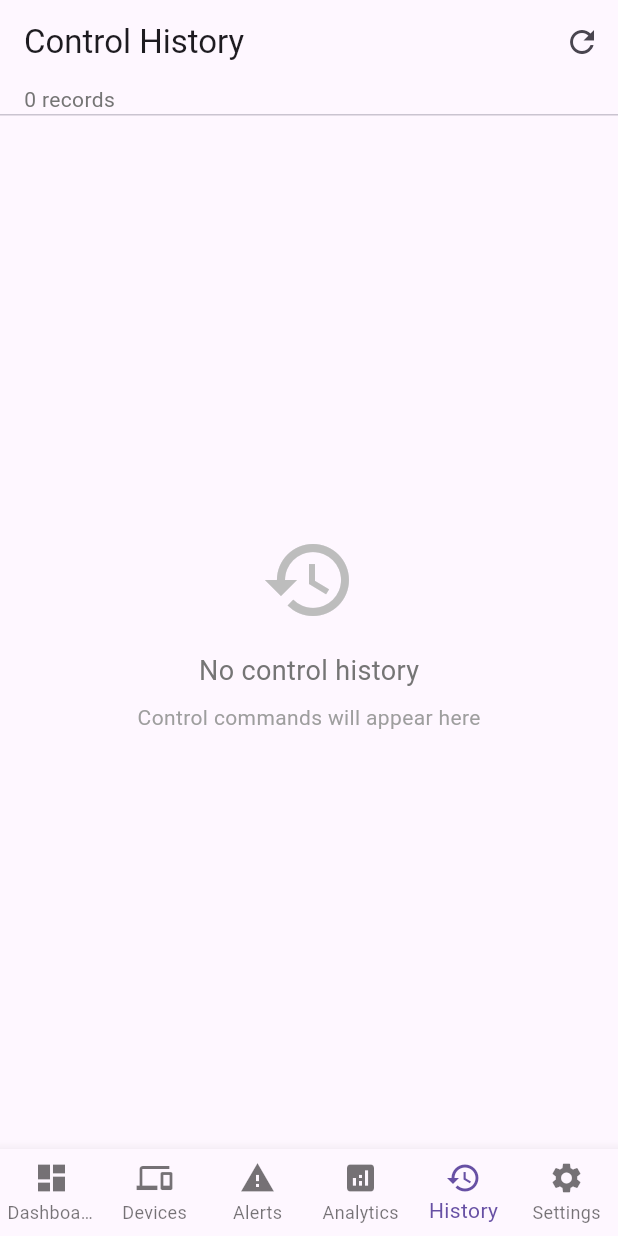
After one commit to KimTuyen2505/Bai-tap-tong-hop, a Flutter app: the HistoryScreen screen opened by its route, on a phone screen of 412 x 824 dp. The commit adds this screen. Run offline on Flutter 3.47's test engine with Material 3 defaults, Android fonts, the phone set to English and light mode, and no system bars; our stand-ins replace fl_chart, flutter_local_notifications, flutter_riverpod, go_router, share_plus, shared_preferences and 1 more; missing offline and left inert: dart:html, mqtt_client; accounts and stored records are empty; network calls fail.

Commit message:
connect database

```diff
--- a/lib/core/env.dart
+++ b/lib/core/env.dart
@@ -9,6 +9,18 @@ class Env {
   static const String wsHost = 'localhost';
   static const int wsPort = 3002;
 
+  // Database API (HTTP backend server)
+  static const String apiHost = '172.20.10.4';
+  static const int apiPort = 8000;
+  static String get apiBaseUrl => 'http://$apiHost:$apiPort';
+
+  // Database credentials (used by backend server, not Flutter app)
+  static const String dbHost = '172.20.10.4';
+  static const int dbPort = 5432;
+  static const String dbName = 'iot_classroom';
+  static const String dbUser = 'postgres';
+  static const String dbPassword = '1';
+
   // Nếu cần giữ nguyên URL đầy đủ
   static String get mqttWsUrl => 'ws://$mqttHost:$mqttPort';
   static String get wsMockUrl => 'ws://$wsHost:$wsPort';
--- /dev/null
+++ b/lib/models/control_history.dart
@@ -0,0 +1,51 @@
+import 'package:meta/meta.dart';
+
+@immutable
+class ControlHistory {
+  final int id;
+  final String deviceId;
+  final String command;
+  final DateTime timestamp;
+  final bool success;
+
+  const ControlHistory({
+    required this.id,
+    required this.deviceId,
+    required this.command,
+    required this.timestamp,
+    required this.success,
+  });
+
+  factory ControlHistory.fromJson(Map<String, dynamic> json) {
+    return ControlHistory(
+      id: json['id'] as int,
+      deviceId: json['device_id'] as String,
+      command: json['command'] as String,
+      timestamp: DateTime.parse(json['timestamp'] as String),
+      success: json['success'] as bool,
+    );
+  }
+
+  Map<String, dynamic> toJson() => {
+        'id': id,
+        'device_id': deviceId,
+        'command': command,
+        'timestamp': timestamp.toIso8601String(),
+        'success': success,
+      };
+
+  String get commandDisplay {
+    switch (command) {
+      case 'LED_ON':
+        return 'LED Turned ON';
+      case 'LED_OFF':
+        return 'LED Turned OFF';
+      case 'MOTOR_ON':
+        return 'Motor Turned ON';
+      case 'MOTOR_OFF':
+        return 'Motor Turned OFF';
+      default:
+        return command;
+    }
+  }
+}
--- a/lib/routing/app_router.dart
+++ b/lib/routing/app_router.dart
@@ -1,17 +1,19 @@
 import 'package:go_router/go_router.dart';
-import 'package:flutter/material.dart';
-
 import '../screens/dashboard_screen.dart';
 import '../screens/devices_screen.dart';
 import '../screens/alerts_screen.dart';
+import '../screens/analytics_screen.dart';
 import '../screens/settings_screen.dart';
-import '../screens/analytics_screen.dart';
+import '../screens/history_screen.dart';
 import '../widgets/scaffold_with_bottom_nav.dart';
 
 final appRouter = GoRouter(
+  initialLocation: '/',
   routes: [
     ShellRoute(
-      builder: (context, state, child) => ScaffoldWithBottomNavBar(child: child),
+      builder: (context, state, child) {
+        return ScaffoldWithBottomNavBar(child: child);
+      },
       routes: [
         GoRoute(
           path: '/',
@@ -30,6 +32,10 @@ final appRouter = GoRouter(
           builder: (context, state) => const AnalyticsScreen(),
         ),
         GoRoute(
+          path: '/history',
+          builder: (context, state) => const HistoryScreen(),
+        ),
+        GoRoute(
           path: '/settings',
           builder: (context, state) => const SettingsScreen(),
         ),
--- /dev/null
+++ b/lib/screens/history_screen.dart
@@ -0,0 +1,276 @@
+import 'package:flutter/material.dart';
+import 'package:flutter_riverpod/flutter_riverpod.dart';
+import '../services/database_service.dart';
+import '../models/control_history.dart';
+import '../providers/device_provider.dart';
+import 'package:intl/intl.dart';
+
+class HistoryScreen extends ConsumerStatefulWidget {
+  const HistoryScreen({super.key});
+
+  @override
+  ConsumerState<HistoryScreen> createState() => _HistoryScreenState();
+}
+
+class _HistoryScreenState extends ConsumerState<HistoryScreen> {
+  String? _selectedDevice;
+  List<ControlHistory> _history = [];
+  bool _isLoading = false;
+
+  @override
+  void initState() {
+    super.initState();
+    _loadHistory();
+  }
+
+  Future<void> _loadHistory() async {
+    setState(() => _isLoading = true);
+
+    try {
+      final history = await DatabaseService.getControlHistory(
+        deviceId: _selectedDevice,
+        limit: 100,
+      );
+
+      setState(() {
+        _history = history;
+        _isLoading = false;
+      });
+    } catch (e) {
+      print('Error loading history: $e');
+      setState(() => _isLoading = false);
+    }
+  }
+
+  @override
+  Widget build(BuildContext context) {
+    final devices = ref.watch(devicesProvider);
+
+    return Scaffold(
+      appBar: AppBar(
+        title: const Text('Control History'),
+        automaticallyImplyLeading: false,
+        actions: [
+          IconButton(
+            icon: const Icon(Icons.refresh),
+            onPressed: _loadHistory,
+            tooltip: 'Refresh',
+          ),
+          if (_history.isNotEmpty)
+            IconButton(
+              icon: const Icon(Icons.delete_outline),
+              onPressed: _showClearDialog,
+              tooltip: 'Clear History',
+            ),
+        ],
+      ),
+      body: Column(
+        children: [
+          if (devices.isNotEmpty)
+            Container(
+              padding: const EdgeInsets.all(16),
+              child: Row(
+                children: [
+                  Expanded(
+                    child: DropdownButtonFormField<String?>(
+                      decoration: const InputDecoration(
+                        labelText: 'Filter by Device',
+                        border: OutlineInputBorder(),
+                        contentPadding: EdgeInsets.symmetric(horizontal: 12, vertical: 8),
+                      ),
+                      value: _selectedDevice,
+                      items: [
+                        const DropdownMenuItem(
+                          value: null,
+                          child: Text('All Devices'),
+                        ),
+                        ...devices.map((device) => DropdownMenuItem(
+                              value: device,
+                              child: Text(device),
+                            )),
+                      ],
+                      onChanged: (value) {
+                        setState(() => _selectedDevice = value);
+                        _loadHistory();
+                      },
+                    ),
+                  ),
+                ],
+              ),
+            ),
+
+          Padding(
+            padding: const EdgeInsets.symmetric(horizontal: 16),
+            child: Row(
+              mainAxisAlignment: MainAxisAlignment.spaceBetween,
+              children: [
+                Text(
+                  '${_history.length} records',
+                  style: TextStyle(
+                    color: Colors.grey[600],
+                    fontSize: 14,
+                  ),
+                ),
+                if (_selectedDevice != null)
+                  TextButton.icon(
+                    onPressed: () {
+                      setState(() => _selectedDevice = null);
+                      _loadHistory();
+                    },
+                    icon: const Icon(Icons.clear, size: 16),
+                    label: const Text('Clear Filter'),
+                  ),
+              ],
+            ),
+          ),
+
+          const Divider(height: 1),
+
+          Expanded(
+            child: _isLoading
+                ? const Center(child: CircularProgressIndicator())
+                : _history.isEmpty
+                    ? Center(
+                        child: Column(
+                          mainAxisAlignment: MainAxisAlignment.center,
+                          children: [
+                            Icon(
+                              Icons.history,
+                              size: 64,
+                              color: Colors.grey[400],
+                            ),
+                            const SizedBox(height: 16),
+                            Text(
+                              'No control history',
+                              style: TextStyle(
+                                fontSize: 18,
+                                color: Colors.grey[600],
+                              ),
+                            ),
+                            const SizedBox(height: 8),
+                            Text(
+                              'Control commands will appear here',
+                              style: TextStyle(
+                                fontSize: 14,
+                                color: Colors.grey[500],
+                              ),
+                            ),
+                          ],
+                        ),
+                      )
+                    : ListView.builder(
+                        padding: const EdgeInsets.all(16),
+                        itemCount: _history.length,
+                        itemBuilder: (context, index) {
+                          final item = _history[index];
+                          return _buildHistoryCard(item);
+                        },
+                      ),
+          ),
+        ],
+      ),
+    );
+  }
+
+  Widget _buildHistoryCard(ControlHistory item) {
+    final dateFormat = DateFormat('MMM dd, yyyy HH:mm:ss');
+
+    IconData icon;
+    Color iconColor;
+
+    if (item.command.contains('LED')) {
+      icon = Icons.lightbulb;
+      iconColor = item.command == 'LED_ON' ? Colors.amber : Colors.grey;
+    } else if (item.command.contains('MOTOR')) {
+      icon = Icons.settings;
+      iconColor = item.command == 'MOTOR_ON' ? Colors.blue : Colors.grey;
+    } else {
+      icon = Icons.power_settings_new;
+      iconColor = Colors.grey;
+    }
+
+    return Card(
+      margin: const EdgeInsets.only(bottom: 8),
+      child: ListTile(
+        leading: CircleAvatar(
+          backgroundColor: iconColor.withOpacity(0.2),
+          child: Icon(icon, color: iconColor),
+        ),
+        title: Text(
+          item.commandDisplay,
+          style: const TextStyle(
+            fontWeight: FontWeight.w600,
+            fontSize: 16,
+          ),
+        ),
+        subtitle: Column(
+          crossAxisAlignment: CrossAxisAlignment.start,
+          children: [
+            const SizedBox(height: 4),
+            Row(
+              children: [
+                Icon(Icons.devices, size: 14, color: Colors.grey[600]),
+                const SizedBox(width: 4),
+                Text(
+                  item.deviceId,
+                  style: TextStyle(color: Colors.grey[600]),
+                ),
+              ],
+            ),
+            const SizedBox(height: 2),
+            Row(
+              children: [
+                Icon(Icons.access_time, size: 14, color: Colors.grey[600]),
+                const SizedBox(width: 4),
+                Text(
+                  dateFormat.format(item.timestamp),
+                  style: TextStyle(color: Colors.grey[600], fontSize: 12),
+                ),
+              ],
+            ),
+          ],
+        ),
+        trailing: item.success
+            ? const Icon(Icons.check_circle, color: Colors.green, size: 20)
+            : const Icon(Icons.error, color: Colors.red, size: 20),
+      ),
+    );
+  }
+
+  void _showClearDialog() {
+    showDialog(
+      context: context,
+      builder: (context) => AlertDialog(
+        title: const Text('Clear History'),
+        content: Text(
+          _selectedDevice != null
+              ? 'Clear all history for $_selectedDevice?'
+              : 'Clear all control history?',
+        ),
+        actions: [
+          TextButton(
+            onPressed: () => Navigator.pop(context),
+            child: const Text('Cancel'),
+          ),
+          TextButton(
+            onPressed: () async {
+              Navigator.pop(context);
+              await DatabaseService.clearHistory(deviceId: _selectedDevice);
+              _loadHistory();
+
+              if (mounted) {
+                ScaffoldMessenger.of(context).showSnackBar(
+                  const SnackBar(
+                    content: Text('History cleared'),
+                    backgroundColor: Colors.green,
+                  ),
+                );
+              }
+            },
+            child: const Text('Clear', style: TextStyle(color: Colors.red)),
+          ),
+        ],
+      ),
+    );
+  }
+}
--- /dev/null
+++ b/lib/services/database_service.dart
@@ -0,0 +1,126 @@
+import 'package:flutter/foundation.dart' show kIsWeb;
+import 'dart:convert';
+import 'package:http/http.dart' as http;
+import '../core/env.dart';
+import '../models/control_history.dart';
+
+class DatabaseService {
+  static bool _isInitialized = false;
+
+  static Future<void> initialize() async {
+    if (_isInitialized) return;
+
+    try {
+      print('[v0] Initializing database service...');
+
+      if (kIsWeb) {
+        print('[v0] Running on web - using HTTP API for database access');
+        // For web, we'll use HTTP API calls to a backend server
+        // The backend server will handle PostgreSQL connections
+      } else {
+        print('[v0] Running on mobile/desktop - direct database connection not yet implemented');
+        // For mobile/desktop, you could use direct postgres connection
+        // but for now we'll use HTTP API for all platforms
+      }
+
+      // Test connection by trying to fetch history
+      await _testConnection();
+      _isInitialized = true;
+      print('[v0] Database service initialized successfully');
+    } catch (e) {
+      print('[v0] Database initialization error: $e');
+      // Don't rethrow - allow app to continue without database
+    }
+  }
+
+  static Future<void> _testConnection() async {
+    try {
+      final response = await http.get(
+        Uri.parse('${Env.apiBaseUrl}/api/control-history?limit=1'),
+      ).timeout(const Duration(seconds: 5));
+
+      if (response.statusCode == 200) {
+        print('[v0] Database API connection successful');
+      } else {
+        print('[v0] Database API returned status: ${response.statusCode}');
+      }
+    } catch (e) {
+      print('[v0] Database API not available: $e');
+      print('[v0] App will continue without database features');
+    }
+  }
+
+  static Future<void> saveControlCommand({
+    required String deviceId,
+    required String command,
+    bool success = true,
+  }) async {
+    try {
+      final response = await http.post(
+        Uri.parse('${Env.apiBaseUrl}/api/control-history'),
+        headers: {'Content-Type': 'application/json'},
+        body: jsonEncode({
+          'device_id': deviceId,
+          'command': command,
+          'success': success,
+        }),
+      ).timeout(const Duration(seconds: 5));
+
+      if (response.statusCode == 201 || response.statusCode == 200) {
+        print('[v0] Saved control command: $command for $deviceId');
+      } else {
+        print('[v0] Failed to save command: ${response.statusCode}');
+      }
+    } catch (e) {
+      print('[v0] Error saving control command: $e');
+      // Don't throw - allow app to continue even if database save fails
+    }
+  }
+
+  static Future<List<ControlHistory>> getControlHistory({
+    String? deviceId,
+    int limit = 100,
+  }) async {
+    try {
+      final uri = deviceId != null
+          ? Uri.parse('${Env.apiBaseUrl}/api/control-history?device_id=$deviceId&limit=$limit')
+          : Uri.parse('${Env.apiBaseUrl}/api/control-history?limit=$limit');
+
+      final response = await http.get(uri).timeout(const Duration(seconds: 5));
+
+      if (response.statusCode == 200) {
+        final List<dynamic> data = jsonDecode(response.body);
+        return data.map((json) => ControlHistory.fromJson(json)).toList();
+      } else {
+        print('[v0] Failed to fetch history: ${response.statusCode}');
+        return [];
+      }
+    } catch (e) {
+      print('[v0] Error fetching control history: $e');
+      return [];
+    }
+  }
+
+  static Future<void> clearHistory({String? deviceId}) async {
+    try {
+      final uri = deviceId != null
+          ? Uri.parse('${Env.apiBaseUrl}/api/control-history?device_id=$deviceId')
+          : Uri.parse('${Env.apiBaseUrl}/api/control-history');
+
+      final response = await http.delete(uri).timeout(const Duration(seconds: 5));
+
+      if (response.statusCode == 200) {
+        print('[v0] Cleared control history');
+      } else {
+        print('[v0] Failed to clear history: ${response.statusCode}');
+      }
+    } catch (e) {
+      print('[v0] Error clearing history: $e');
+    }
+  }
+
+  static Future<void> close() async {
+    _isInitialized = false;
+    print('[v0] Database service closed');
+  }
+}
--- a/lib/services/notification_service.dart
+++ b/lib/services/notification_service.dart
@@ -12,7 +12,7 @@ class NotificationService {
     const settings = InitializationSettings(android: android, iOS: ios);
     await _notifications.initialize(settings);
   }
-
+// đi nhanh chu
   static Future<void> showAlert(String title, String body) async {
     const android = AndroidNotificationDetails(
       'alerts', 'Alerts',
--- a/lib/widgets/scaffold_with_bottom_nav.dart
+++ b/lib/widgets/scaffold_with_bottom_nav.dart
@@ -41,6 +41,10 @@ class ScaffoldWithBottomNavBar extends StatelessWidget {
           label: 'Analytics',
         ),
         BottomNavigationBarItem(
+          icon: Icon(Icons.history),
+          label: 'History',
+        ),
+        BottomNavigationBarItem(
           icon: Icon(Icons.settings),
           label: 'Settings',
         ),
@@ -53,7 +57,8 @@ class ScaffoldWithBottomNavBar extends StatelessWidget {
     if (location.startsWith('/devices')) return 1;
     if (location.startsWith('/alerts')) return 2;
     if (location.startsWith('/analytics')) return 3;
-    if (location.startsWith('/settings')) return 4;
+    if (location.startsWith('/history')) return 4;
+    if (location.startsWith('/settings')) return 5;
     return 0;
   }
 
@@ -72,6 +77,9 @@ class ScaffoldWithBottomNavBar extends StatelessWidget {
         context.go('/analytics');
         break;
       case 4:
+        context.go('/history');
+        break;
+      case 5:
         context.go('/settings');
         break;
     }
--- a/pubspec.yaml
+++ b/pubspec.yaml
@@ -22,6 +22,8 @@ dependencies:
   share_plus: ^7.2.1
   permission_handler: ^11.1.0
   http: ^1.5.0
+  postgres: ^3.0.0
+  intl: ^0.19.0
 
 dev_dependencies:
   flutter_test:
```
Also changed, not shown: lib/main.dart (+8 -0 lines), lib/providers/data_stream_provider.dart (+21 -2 lines), pubspec.lock, 4 other files.
